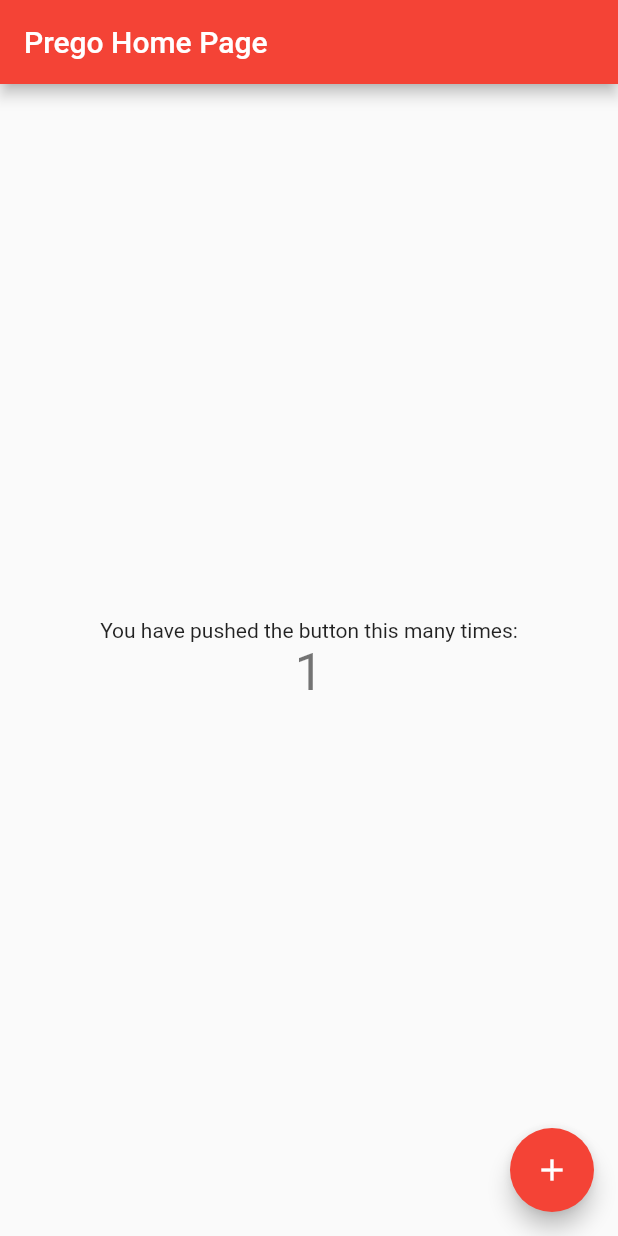
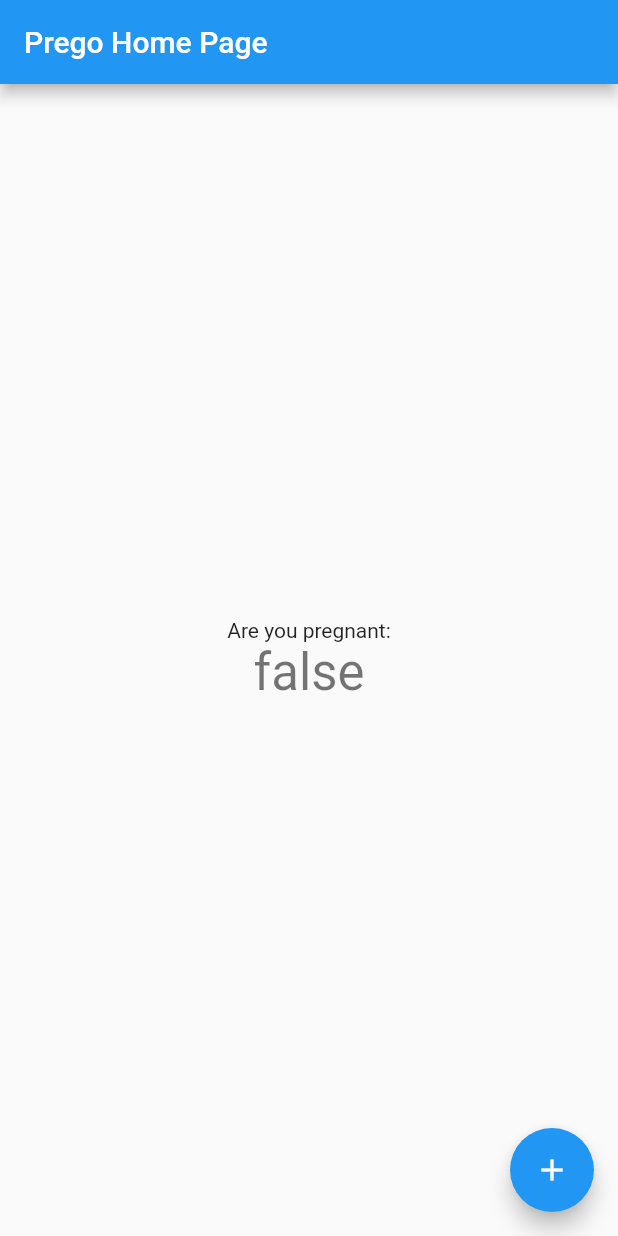
Before and after one commit to jonaylor89/prego, a Flutter app: the screen it shows after launch, after a tap on the "add" icon, on a phone screen of 412 x 824 dp. Run offline on Flutter 3.47's test engine with Material 2 defaults, Android fonts, the phone set to English and light mode, and no system bars.

Commit message:
Playing around this things

```diff
--- a/lib/main.dart
+++ b/lib/main.dart
@@ -1,4 +1,6 @@
 import 'package:flutter/material.dart';
+import 'dart:math';
+import 'dart:io';
 
 void main() => runApp(MyApp());
 
@@ -18,7 +20,7 @@ class MyApp extends StatelessWidget {
         // or simply save your changes to "hot reload" in a Flutter IDE).
         // Notice that the counter didn't reset back to zero; the application
         // is not restarted.
-        primarySwatch: Colors.red,
+        primarySwatch: Colors.blue,
       ),
       home: MyHomePage(title: 'Prego Home Page'),
     );
@@ -39,28 +41,36 @@ class MyHomePage extends StatefulWidget {
 
   final String title;
 
+
   @override
   _MyHomePageState createState() => _MyHomePageState();
 }
 
 class _MyHomePageState extends State<MyHomePage> {
-  int _counter = 0;
 
-  void _incrementCounter() {
+  int sleepTime = 1000;
+  bool isPregnant = false;
+  bool thinking = false;
+  Random rng = new Random();
+
+  void _checkPregnancy() {
+
     setState(() {
-      // This call to setState tells the Flutter framework that something has
-      // changed in this State, which causes it to rerun the build method below
-      // so that the display can reflect the updated values. If we changed
-      // _counter without calling setState(), then the build method would not be
-      // called again, and so nothing would appear to happen.
-      _counter++;
+      thinking = true;
+    });
+
+    sleep(new Duration(milliseconds: sleepTime));
+
+    setState(() {
+      isPregnant = rng.nextInt(100) > 75;
+      thinking = false;
     });
   }
 
   @override
   Widget build(BuildContext context) {
     // This method is rerun every time setState is called, for instance as done
-    // by the _incrementCounter method above.
+    // by the checkPregnancy method above.
     //
     // The Flutter framework has been optimized to make rerunning build methods
     // fast, so that you can just rebuild anything that needs updating rather
@@ -92,18 +102,18 @@ class _MyHomePageState extends State<MyHomePage> {
           mainAxisAlignment: MainAxisAlignment.center,
           children: <Widget>[
             Text(
-              'You have pushed the button this many times:',
+              'Are you pregnant:',
             ),
             Text(
-              '$_counter',
+              '$isPregnant',
               style: Theme.of(context).textTheme.display1,
             ),
           ],
         ),
       ),
       floatingActionButton: FloatingActionButton(
-        onPressed: _incrementCounter,
-        tooltip: 'Increment',
+        onPressed: _checkPregnancy,
+        tooltip: 'Pregnancy Check',
         child: Icon(Icons.add),
       ), // This trailing comma makes auto-formatting nicer for build methods.
     );
```
